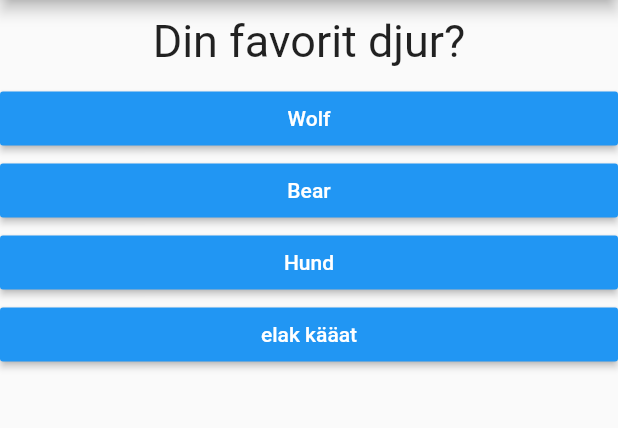
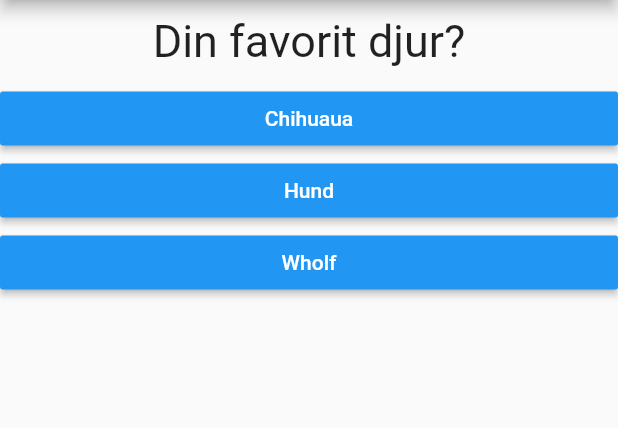
Before and after one commit to diyarfaraj/flutter_demo, a Flutter app: the screen it shows after launch, after a tap on "Black", on a phone screen of 412 x 824 dp, the part 84-512 px from its top. Run offline on Flutter 3.47's test engine with Material 2 defaults, Android fonts, the phone set to English and light mode, and no system bars.

Commit message:
final version

```diff
--- a/lib/main.dart
+++ b/lib/main.dart
@@ -14,23 +14,44 @@ class DemoApp extends StatefulWidget {
 }
 
 class _DemoAppState extends State<DemoApp> {
-  var _questionIndex = 0;
   final _questions = [
     {
       'q': 'Din favorit färg?',
-      'a': ['Black', 'Red', 'White', 'Green']
+      'a': [
+        {'text': 'Black', 'score': 10},
+        {'text': 'Red', 'score': 5},
+        {'text': 'White', 'score': 3},
+      ]
     },
     {
       'q': 'Din favorit djur?',
-      'a': ['Wolf', 'Bear', 'Hund', 'elak kääat']
+      'a': [
+        {'text': 'Chihuaua', 'score': 10},
+        {'text': 'Hund', 'score': 5},
+        {'text': 'Wholf', 'score': 3},
+      ]
     },
     {
       'q': 'Favorite instructor?',
-      'a': ['Diyar', 'Diyar', 'Diyar', 'Diyar']
+      'a': [
+        {'text': 'Diyar', 'score': 10},
+        {'text': 'Diyar', 'score': 5},
+        {'text': 'Diyar', 'score': 3},
+      ]
     },
   ];
+  var _totalScore = 0;
+  var _questionIndex = 0;
 
-  answerQs() {
+  void resetQuiz() {
+    setState(() {
+      _totalScore = 0;
+      _questionIndex = 0;
+    });
+  }
+
+  void answerQs(int score) {
+    _totalScore += score;
     setState(() {
       _questionIndex++;
     });
@@ -52,7 +73,7 @@ class _DemoAppState extends State<DemoApp> {
                 questionIndex: _questionIndex,
                 questions: _questions,
               )
-            : Result(),
+            : Result(_totalScore, resetQuiz),
       ),
     );
   }
--- a/lib/quiz.dart
+++ b/lib/quiz.dart
@@ -19,8 +19,11 @@ class Quiz extends StatelessWidget {
         Question(
           questions[questionIndex]['q'],
         ),
-        ...(questions[questionIndex]['a'] as List<String>)
-            .map((answer) => Answer(answerQuestion, answer))
+        ...(questions[questionIndex]['a'] as List<Map<String, Object>>)
+            .map(
+              (answer) =>
+                  Answer(() => answerQuestion(answer['score']), answer['text']),
+            )
             .toList(),
       ],
     );
```
Also changed, not shown: lib/result.dart (+29 -2 lines).
